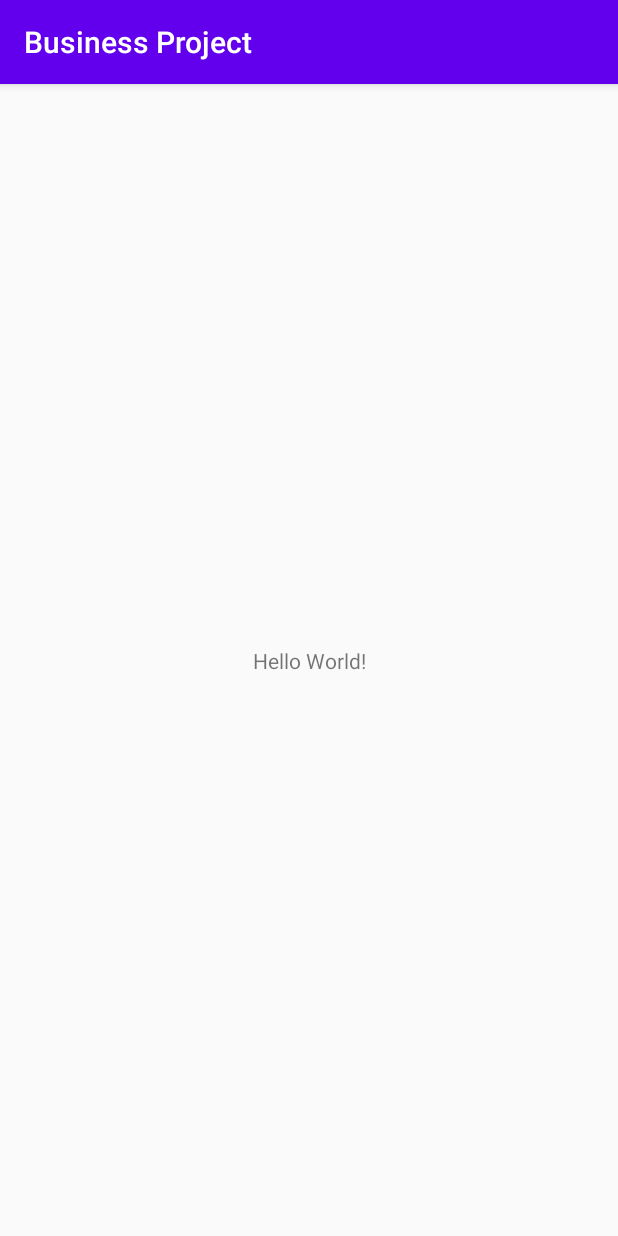
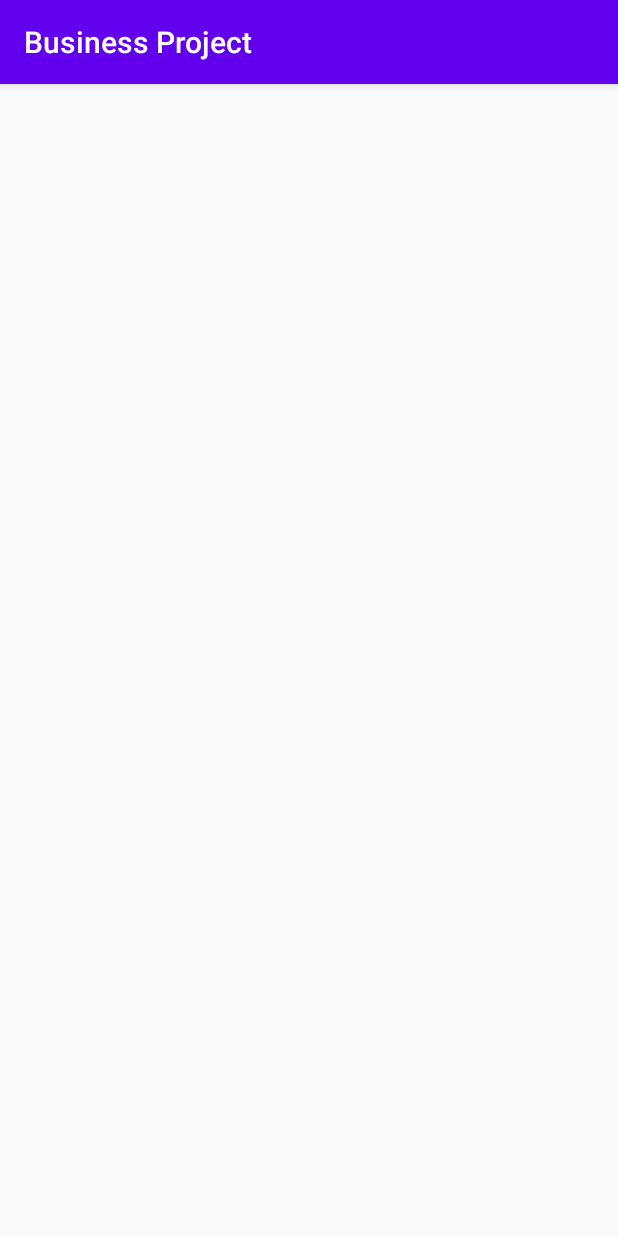
Before and after one commit to Rezenee/Business-Card, an Android app: the screen it shows after launch (MainActivity), on a phone screen of 412 x 824 dp. Run offline under Robolectric (Android 15) with nearby library versions, the phone set to English and light mode, and no system bars.

Commit message:
change to relative layout

```diff
--- a/app/src/main/res/layout/activity_main.xml
+++ b/app/src/main/res/layout/activity_main.xml
@@ -1,18 +1,9 @@
 <?xml version="1.0" encoding="utf-8"?>
-<androidx.constraintlayout.widget.ConstraintLayout xmlns:android="http://schemas.android.com/apk/res/android"
-    xmlns:app="http://schemas.android.com/apk/res-auto"
+<RelativeLayout
+    xmlns:android="http://schemas.android.com/apk/res/android"
     xmlns:tools="http://schemas.android.com/tools"
     android:layout_width="match_parent"
     android:layout_height="match_parent"
     tools:context=".MainActivity">
 
-    <TextView
-        android:layout_width="wrap_content"
-        android:layout_height="wrap_content"
-        android:text="Hello World!"
-        app:layout_constraintBottom_toBottomOf="parent"
-        app:layout_constraintLeft_toLeftOf="parent"
-        app:layout_constraintRight_toRightOf="parent"
-        app:layout_constraintTop_toTopOf="parent" />
-
-</androidx.constraintlayout.widget.ConstraintLayout>
+</RelativeLayout>
```
